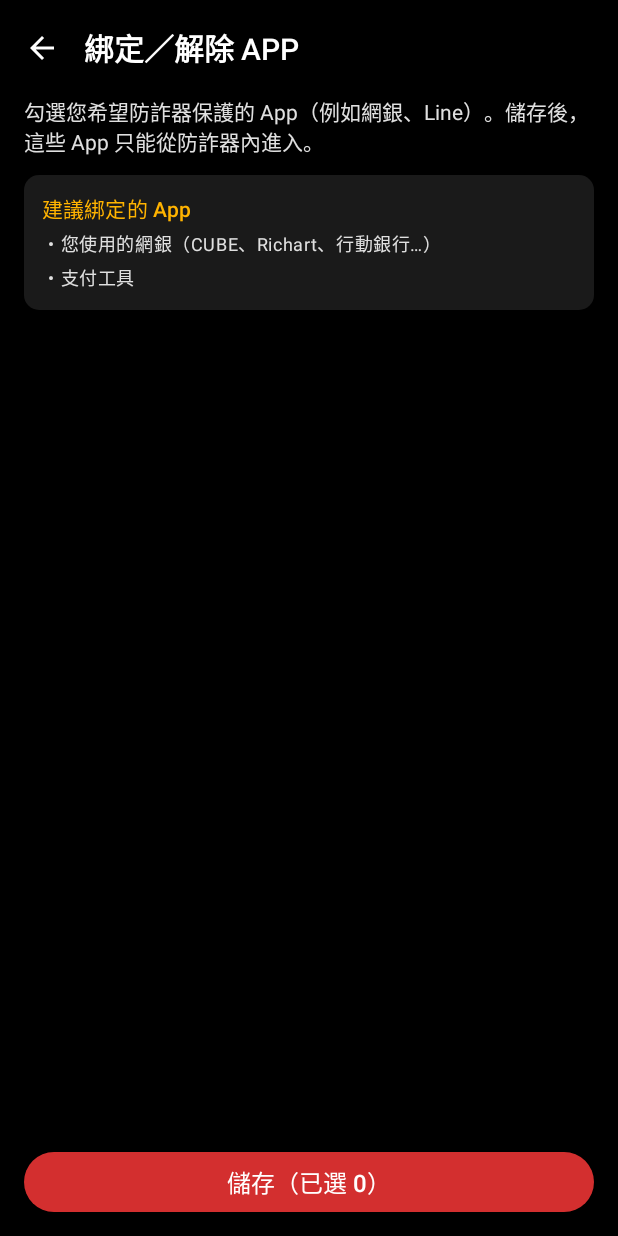
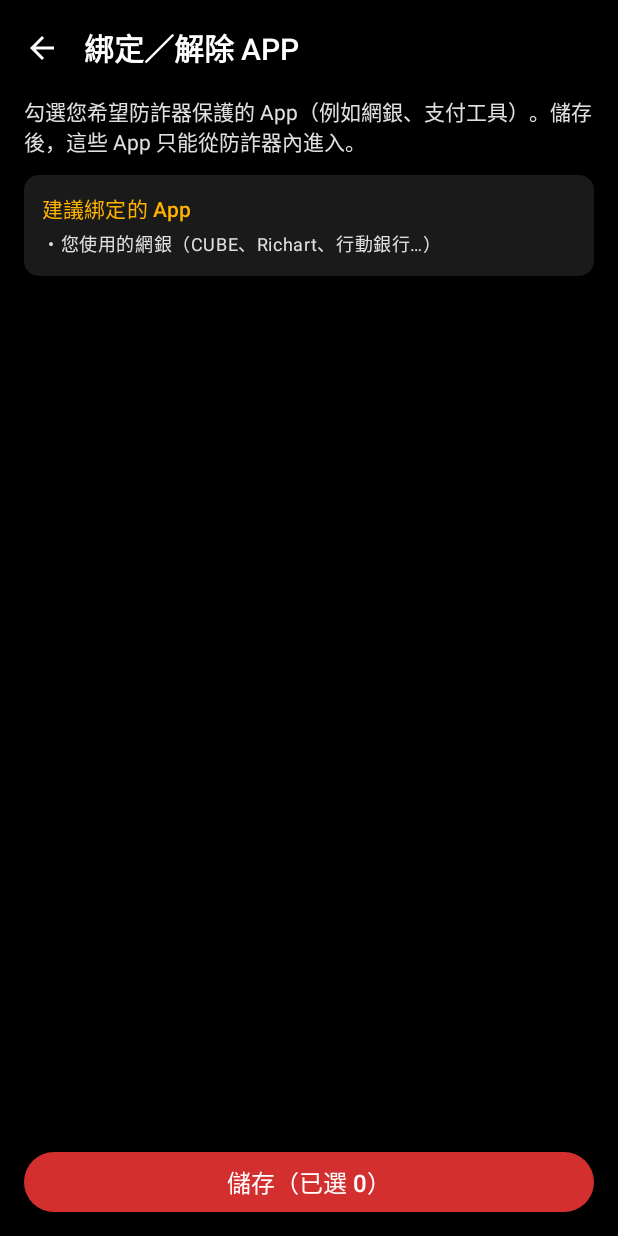
Before and after one commit to Flashsator/AntiCyScam, an Android app built with Jetpack Compose: the BindAppsScreen screen opened through its navigation route, on a phone screen of 412 x 824 dp. Run offline under Robolectric (Android 15) with nearby library versions, the light colour scheme and no system bars; our stand-ins replace Dagger/Hilt's generated code; pictures from the network do not load.

Commit message:
chore: 綁定 App 說明文字微調
說明：「例如網銀、Line」改成「例如網銀、支付工具」。
下方建議綁定清單拿掉「・支付工具」這行，避免上下重複。

```diff
--- a/app/src/main/java/com/anticyscam/app/ui/bind/BindAppsScreen.kt
+++ b/app/src/main/java/com/anticyscam/app/ui/bind/BindAppsScreen.kt
@@ -108,7 +108,7 @@ fun BindAppsScreen(onClose: () -> Unit) {
                     verticalArrangement = Arrangement.spacedBy(12.dp)
                 ) {
                     Text(
-                        text = "勾選您希望防詐器保護的 App（例如網銀、Line）。儲存後，這些 App 只能從防詐器內進入。",
+                        text = "勾選您希望防詐器保護的 App（例如網銀、支付工具）。儲存後，這些 App 只能從防詐器內進入。",
                         color = TextSecondary,
                         style = MaterialTheme.typography.bodyMedium
                     )
@@ -177,11 +177,6 @@ private fun RecommendationHint() {
         )
         Text(
             text = "・您使用的網銀（CUBE、Richart、行動銀行…）",
-            color = TextSecondary,
-            style = MaterialTheme.typography.bodySmall
-        )
-        Text(
-            text = "・支付工具",
             color = TextSecondary,
             style = MaterialTheme.typography.bodySmall
         )
```
